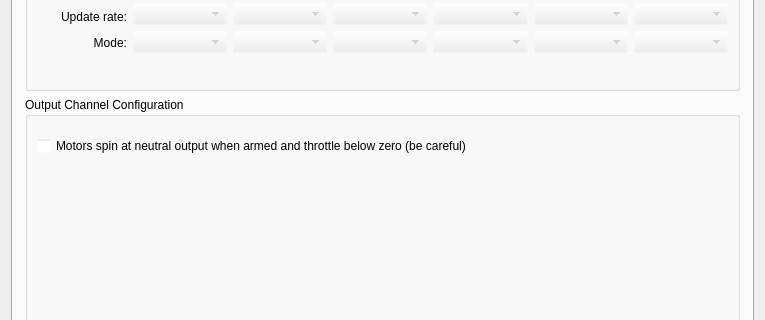
Qt form ground/gcs/src/plugins/config/output.ui (librepilot/LibrePilot) before a commit; both pictures show x 0 to 765 and y 95 to 415 of the 765 by 754 pixel window.
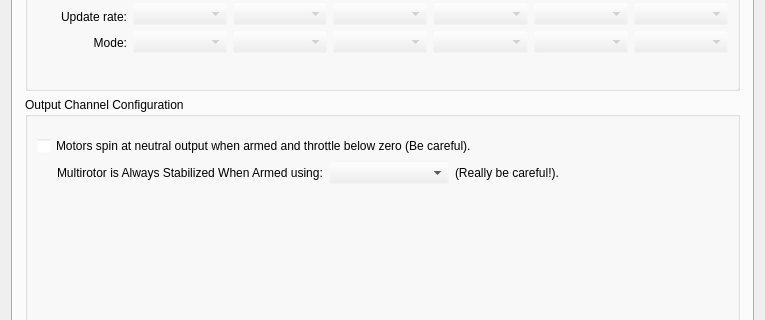
The same form after that commit. Icons and pictures are not drawn.

Commit message: LP-206 Add Always stabilized accessory switch - Fix: Allow Accessory3 for arming

```diff
--- a/ground/gcs/src/plugins/config/output.ui
+++ b/ground/gcs/src/plugins/config/output.ui
@@ -123,7 +123,7 @@
             <x>0</x>
             <y>0</y>
             <width>743</width>
-            <height>668</height>
+            <height>662</height>
            </rect>
           </property>
           <layout class="QVBoxLayout" name="verticalLayout_3" stretch="0,0,0">
@@ -817,10 +817,79 @@
                  </size>
                 </property>
                 <property name="text">
-                 <string>Motors spin at neutral output when armed and throttle below zero (be careful)</string>
+                 <string>Motors spin at neutral output when armed and throttle below zero (Be careful).</string>
                 </property>
                </widget>
               </item>
+              <item>
+               <layout class="QHBoxLayout" name="alwaysStabilizeGroup">
+                <property name="spacing">
+                 <number>6</number>
+                </property>
+                <property name="topMargin">
+                 <number>0</number>
+                </property>
+                <item>
+                 <spacer name="horizontalSpacer_5">
+                  <property name="orientation">
+                   <enum>Qt::Horizontal</enum>
+                  </property>
+                  <property name="sizeType">
+                   <enum>QSizePolicy::Fixed</enum>
+                  </property>
+                  <property name="sizeHint" stdset="0">
+                   <size>
+                    <width>20</width>
+                    <height>20</height>
+                   </size>
+                  </property>
+                 </spacer>
+                </item>
+                <item>
+                 <widget class="QLabel" name="alwayStabilizedLabel1">
+                  <property name="text">
+                   <string>Multirotor is Always Stabilized When Armed using:</string>
+                  </property>
+                 </widget>
+                </item>
+                <item>
+                 <widget class="QComboBox" name="alwaysStabilizedSwitch">
+                  <property name="sizePolicy">
+                   <sizepolicy hsizetype="Fixed" vsizetype="Fixed">
+                    <horstretch>0</horstretch>
+                    <verstretch>0</verstretch>
+                   </sizepolicy>
+                  </property>
+                  <property name="minimumSize">
+                   <size>
+                    <width>120</width>
+                    <height>0</height>
+                   </size>
+                  </property>
+                 </widget>
+                </item>
+                <item>
+                 <widget class="QLabel" name="alwayStabilizedLabel2">
+                  <property name="text">
+                   <string>(Really be careful!).</string>
+                  </property>
+                 </widget>
+                </item>
+                <item>
+                 <spacer name="horizontalSpacer_4">
+                  <property name="orientation">
+                   <enum>Qt::Horizontal</enum>
+                  </property>
+                  <property name="sizeHint" stdset="0">
+                   <size>
+                    <width>40</width>
+                    <height>20</height>
+                   </size>
+                  </property>
+                 </spacer>
+                </item>
+               </layout>
+              </item>
               <item>
                <spacer name="verticalSpacer">
                 <property name="orientation">
```
The commit also changes 7 other files.
